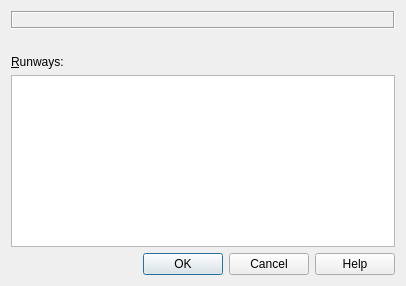
Qt form src/route/runwayselectiondialog.ui (albar965/littlenavmap) before a commit.
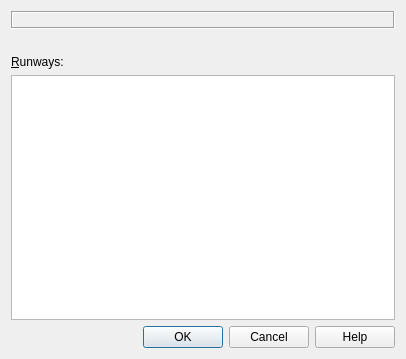
The same form after that commit.

What changed in the file:
```diff
--- a/src/route/runwayselectiondialog.ui
+++ b/src/route/runwayselectiondialog.ui
@@ -7,7 +7,7 @@
     <x>0</x>
     <y>0</y>
     <width>406</width>
-    <height>286</height>
+    <height>359</height>
    </rect>
   </property>
   <property name="windowTitle">
```
Left out of the diff: 2 changed lines with no effect on the pictures.
